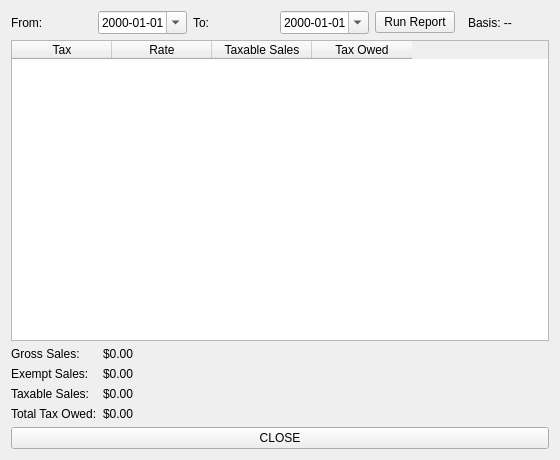
Old version of the form salestaxreport.ui in the repository hbmftw/OSI-Invoicing.
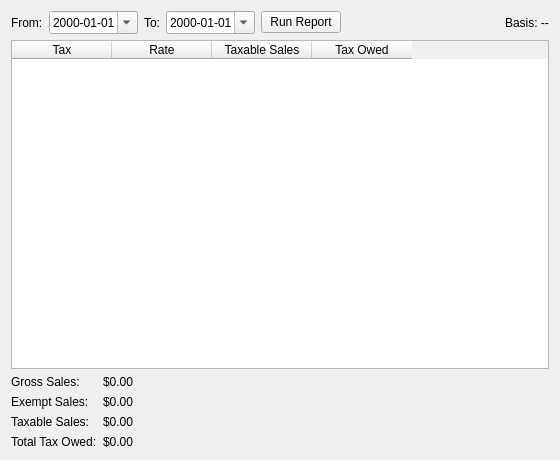
New version of the form.

```diff
--- a/salestaxreport.ui
+++ b/salestaxreport.ui
@@ -68,6 +68,12 @@
        <property name="orientation">
         <enum>Qt::Orientation::Horizontal</enum>
        </property>
+       <property name="sizeHint" stdset="0">
+        <size>
+         <width>0</width>
+         <height>0</height>
+        </size>
+       </property>
       </spacer>
      </item>
      <item>
@@ -163,13 +169,6 @@
      </item>
     </layout>
    </item>
-   <item>
-    <widget class="QPushButton" name="Close_PushButton">
-     <property name="text">
-      <string>CLOSE</string>
-     </property>
-    </widget>
-   </item>
   </layout>
  </widget>
  <resources/>
```
